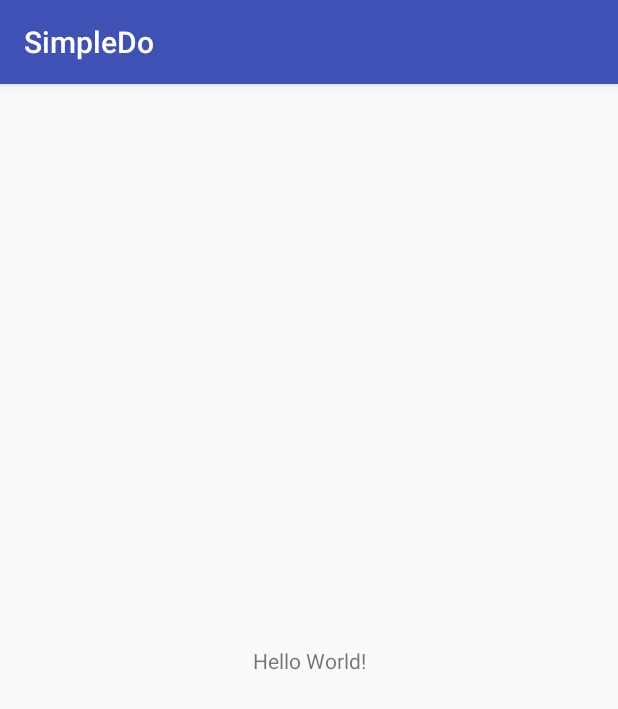
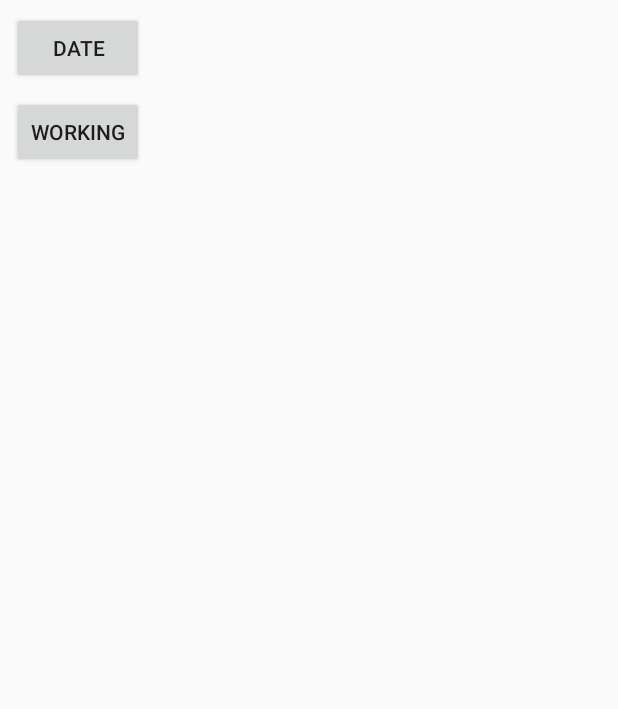
Before and after one commit to LEOch007/SimpleDo, an Android app: the screen it shows after launch (MainActivity), on a phone screen of 412 x 824 dp. Shown: the top 709 px of the screen. Run offline under Robolectric (Android 15) with nearby library versions, the light colour scheme and no system bars.

Commit message:
初始的修改以便配合

```diff
--- a/app/build.gradle
+++ b/app/build.gradle
@@ -25,6 +25,9 @@ dependencies {
         exclude group: 'com.android.support', module: 'support-annotations'
     })
     compile 'com.android.support:appcompat-v7:26.+'
+    compile 'com.android.support:recyclerview-v7:26.+'
+    compile 'com.android.support:cardview-v7:26.+'
     compile 'com.android.support.constraint:constraint-layout:1.0.2'
     testCompile 'junit:junit:4.12'
+    compile 'com.android.support:design:26.0.0-alpha1'
 }
--- a/app/src/main/AndroidManifest.xml
+++ b/app/src/main/AndroidManifest.xml
@@ -16,6 +16,7 @@
                 <category android:name="android.intent.category.LAUNCHER" />
             </intent-filter>
         </activity>
+        <activity android:name=".Datetask"/>
     </application>
 
 </manifest>
--- a/app/src/main/java/com/gy/linjliang/simpledo/MainActivity.java
+++ b/app/src/main/java/com/gy/linjliang/simpledo/MainActivity.java
@@ -1,13 +1,29 @@
 package com.gy.linjliang.simpledo;
 
+import android.content.Intent;
 import android.support.v7.app.AppCompatActivity;
 import android.os.Bundle;
+import android.view.View;
+import android.widget.Button;
 
 public class MainActivity extends AppCompatActivity {
-
+    private Button date; private Button working;
     @Override
     protected void onCreate(Bundle savedInstanceState) {
         super.onCreate(savedInstanceState);
         setContentView(R.layout.activity_main);
+        init();
+        date.setOnClickListener(new View.OnClickListener() {
+            @Override
+            public void onClick(View view) {
+                Intent intent = new Intent(MainActivity.this,Datetask.class);
+                startActivity(intent);
+            }
+        });
+    }
+    //找到控件
+    public void init(){
+        date = (Button)findViewById(R.id.date);
+        working = (Button)findViewById(R.id.working);
     }
 }
--- a/app/src/main/res/layout/activity_main.xml
+++ b/app/src/main/res/layout/activity_main.xml
@@ -6,13 +6,25 @@
     android:layout_height="match_parent"
     tools:context="com.gy.linjliang.simpledo.MainActivity">
 
-    <TextView
+    <Button
+        android:id="@+id/date"
         android:layout_width="wrap_content"
         android:layout_height="wrap_content"
-        android:text="Hello World!"
-        app:layout_constraintBottom_toBottomOf="parent"
+        android:text="date"
+        android:layout_marginLeft="8dp"
         app:layout_constraintLeft_toLeftOf="parent"
-        app:layout_constraintRight_toRightOf="parent"
-        app:layout_constraintTop_toTopOf="parent" />
+        app:layout_constraintTop_toTopOf="parent"
+        android:layout_marginTop="8dp"
+        />
+
+    <Button
+        android:id="@+id/working"
+        android:layout_width="wrap_content"
+        android:layout_height="wrap_content"
+        android:text="working"
+        android:layout_marginLeft="8dp"
+        app:layout_constraintLeft_toLeftOf="parent"
+        android:layout_marginTop="8dp"
+        app:layout_constraintTop_toBottomOf="@+id/date" />
 
 </android.support.constraint.ConstraintLayout>
--- a/app/src/main/res/values/styles.xml
+++ b/app/src/main/res/values/styles.xml
@@ -1,7 +1,7 @@
 <resources>
 
     <!-- Base application theme. -->
-    <style name="AppTheme" parent="Theme.AppCompat.Light.DarkActionBar">
+    <style name="AppTheme" parent="Theme.AppCompat.Light.NoActionBar">
         <!-- Customize your theme here. -->
         <item name="colorPrimary">@color/colorPrimary</item>
         <item name="colorPrimaryDark">@color/colorPrimaryDark</item>
```
Also changed, not shown: app/src/main/java/com/gy/linjliang/simpledo/Datetask.java (added, +16 -0 lines), app/src/main/res/layout/activity_datetask.xml (added, +8 -0 lines).
